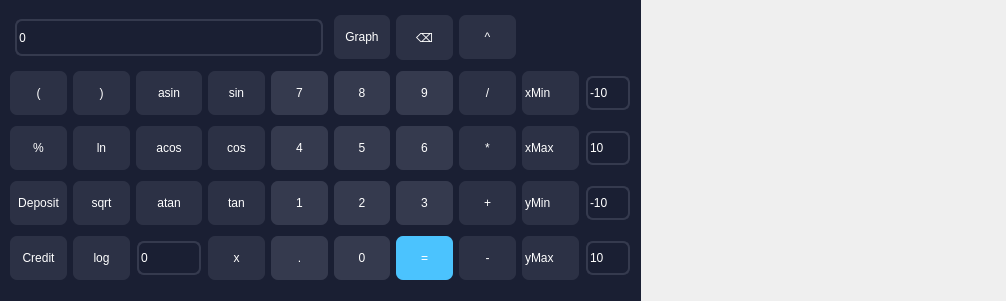
This is mainwindow.ui in Raik410/smart_calc as Qt 5 draws it before an edit. The edited form follows.
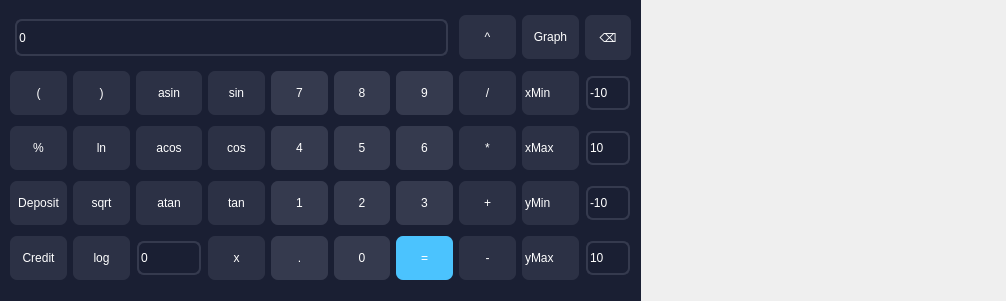
This is the edited form. Custom widgets are drawn as their Qt base class.

```diff
--- a/mainwindow.ui
+++ b/mainwindow.ui
@@ -42,23 +42,6 @@
       </rect>
      </property>
      <layout class="QGridLayout" name="gridLayout_2">
-      <item row="0" column="6">
-       <widget class="QPushButton" name="pushButton_25">
-        <property name="styleSheet">
-         <string notr="true">QPushButton {
-background-color: #2C3145;
-color: white;
-font-family: 'JetBrains Mono';
-box-sizing: border-box;
-padding: 15px 0 15px;
-border-radius: 7px;
-}</string>
-        </property>
-        <property name="text">
-         <string>⌫</string>
-        </property>
-       </widget>
-      </item>
       <item row="2" column="6">
        <widget class="QPushButton" name="pushButton_6">
         <property name="styleSheet">
@@ -66,7 +49,6 @@
 background-color: #353A4E;
 color: white;
 font-family: 'JetBrains Mono';
-box-sizing: border-box;
 padding: 15px 0 15px;
 border-radius: 7px;
 }</string>
@@ -83,7 +65,6 @@
 background-color: #2C3145;
 color: white;
 font-family: 'JetBrains Mono';
-box-sizing: border-box;
 padding: 15px 0 15px;
 border-radius: 7px;
 }</string>
@@ -100,7 +81,6 @@
 background-color: #2C3145;
 color: white;
 font-family: 'JetBrains Mono';
-box-sizing: border-box;
 padding: 15px 0 15px;
 border-radius: 7px;
 }</string>
@@ -117,7 +97,6 @@
 background-color: #2C3145;
 color: white;
 font-family: 'JetBrains Mono';
-box-sizing: border-box;
 padding: 15px 0 15px;
 border-radius: 7px;
 }</string>
@@ -134,7 +113,6 @@
 background-color: #2C3145;
 color: white;
 font-family: 'JetBrains Mono';
-box-sizing: border-box;
 padding: 15px 0 15px;
 border-radius: 7px;
 }</string>
@@ -151,7 +129,6 @@
 background-color: #4BC3FE;
 color: white;
 font-family: 'JetBrains Mono';
-box-sizing: border-box;
 padding: 15px 0 15px;
 border-radius: 7px;
 }</string>
@@ -168,7 +145,6 @@
 background-color: #2C3145;
 color: white;
 font-family: 'JetBrains Mono';
-box-sizing: border-box;
 padding: 15px 0 15px;
 border-radius: 7px;
 }</string>
@@ -185,7 +161,6 @@
 background-color: #353A4E;
 color: white;
 font-family: 'JetBrains Mono';
-box-sizing: border-box;
 padding: 15px 0 15px;
 border-radius: 7px;
 }</string>
@@ -202,7 +177,6 @@
 background-color: #2C3145;
 color: white;
 font-family: 'JetBrains Mono';
-box-sizing: border-box;
 padding: 15px 0 15px;
 border-radius: 7px;
 }</string>
@@ -219,7 +193,6 @@
 background-color: #353A4E;
 color: white;
 font-family: 'JetBrains Mono';
-box-sizing: border-box;
 padding: 15px 0 15px;
 border-radius: 7px;
 }</string>
@@ -236,7 +209,6 @@
 background-color: #2C3145;
 color: white;
 font-family: 'JetBrains Mono';
-box-sizing: border-box;
 padding: 15px 0 15px;
 border-radius: 7px;
 }</string>
@@ -247,7 +219,7 @@
        </widget>
       </item>
       <item row="1" column="8">
-       <widget class="QLabel" name="label">
+       <widget class="QLabel" name="label_xMin">
         <property name="layoutDirection">
          <enum>Qt::LeftToRight</enum>
         </property>
@@ -256,7 +228,6 @@
 background-color: #2C3145;
 color: white;
 font-family: 'JetBrains Mono';
-box-sizing: border-box;
 padding: 15px 0 15px;
 border-radius: 7px;
 }</string>
@@ -267,13 +238,12 @@
        </widget>
       </item>
       <item row="4" column="8">
-       <widget class="QLabel" name="label_4">
+       <widget class="QLabel" name="label_yMax">
         <property name="styleSheet">
          <string notr="true">QLabel {
 background-color: #2C3145;
 color: white;
 font-family: 'JetBrains Mono';
-box-sizing: border-box;
 padding: 15px 0 15px;
 border-radius: 7px;
 }</string>
@@ -290,7 +260,6 @@
 background-color: #2C3145;
 color: white;
 font-family: 'JetBrains Mono';
-box-sizing: border-box;
 padding: 15px 0 15px;
 border-radius: 7px;
 }</string>
@@ -307,7 +276,6 @@
 background-color: #353A4E;
 color: white;
 font-family: 'JetBrains Mono';
-box-sizing: border-box;
 padding: 15px 0 15px;
 border-radius: 7px;
 }</string>
@@ -317,23 +285,6 @@
         </property>
        </widget>
       </item>
-      <item row="0" column="5">
-       <widget class="QPushButton" name="pushButton_31">
-        <property name="styleSheet">
-         <string notr="true">QPushButton {
-background-color: #2C3145;
-color: white;
-font-family: 'JetBrains Mono';
-box-sizing: border-box;
-padding: 15px 0 15px;
-border-radius: 7px;
-}</string>
-        </property>
-        <property name="text">
-         <string>Graph</string>
-        </property>
-       </widget>
-      </item>
       <item row="2" column="4">
        <widget class="QPushButton" name="pushButton_4">
         <property name="styleSheet">
@@ -341,7 +292,6 @@
 background-color: #353A4E;
 color: white;
 font-family: 'JetBrains Mono';
-box-sizing: border-box;
 padding: 15px 0 15px;
 border-radius: 7px;
 }</string>
@@ -351,23 +301,6 @@
         </property>
        </widget>
       </item>
-      <item row="0" column="0" colspan="5">
-       <widget class="QLineEdit" name="lineEdit">
-        <property name="styleSheet">
-         <string notr="true">border: 2px solid #353A4E;
-border-radius: 7px;
-box-sizing: border-box;
-padding: 7px 0 7px;
-margin: 0 5px 0;
-color: white;
-font-family: Jetbrains Mono;
-</string>
-        </property>
-        <property name="text">
-         <string>0</string>
-        </property>
-       </widget>
-      </item>
       <item row="1" column="2">
        <widget class="QPushButton" name="pushButton_21">
         <property name="styleSheet">
@@ -375,7 +308,6 @@
 background-color: #2C3145;
 color: white;
 font-family: 'JetBrains Mono';
-box-sizing: border-box;
 padding: 15px 0 15px;
 border-radius: 7px;
 }</string>
@@ -392,7 +324,6 @@
 background-color: #2C3145;
 color: white;
 font-family: 'JetBrains Mono';
-box-sizing: border-box;
 padding: 15px 0 15px;
 border-radius: 7px;
 }</string>
@@ -409,7 +340,6 @@
 background-color: #2C3145;
 color: white;
 font-family: 'JetBrains Mono';
-box-sizing: border-box;
 padding: 15px 0 15px;
 border-radius: 7px;
 }</string>
@@ -426,7 +356,6 @@
 background-color: #2C3145;
 color: white;
 font-family: 'JetBrains Mono';
-box-sizing: border-box;
 padding: 15px 0 15px;
 border-radius: 7px;
 }</string>
@@ -442,7 +371,6 @@
          <string notr="true">background-color: #353A4E;
 color: white;
 font-family: 'JetBrains Mono';
-box-sizing: border-box;
 padding: 15px 0 15px;
 border-radius: 7px;</string>
         </property>
@@ -458,7 +386,6 @@
 background-color: #353A4E;
 color: white;
 font-family: 'JetBrains Mono';
-box-sizing: border-box;
 padding: 15px 0 15px;
 border-radius: 7px;
 }</string>
@@ -475,7 +402,6 @@
 background-color: #2C3145;
 color: white;
 font-family: 'JetBrains Mono';
-box-sizing: border-box;
 padding: 15px 0 15px;
 border-radius: 7px;
 }</string>
@@ -492,7 +418,6 @@
 background-color: #2C3145;
 color: white;
 font-family: 'JetBrains Mono';
-box-sizing: border-box;
 padding: 15px 0 15px;
 border-radius: 7px;
 }</string>
@@ -509,7 +434,6 @@
 background-color: #2C3145;
 color: white;
 font-family: 'JetBrains Mono';
-box-sizing: border-box;
 padding: 15px 0 15px;
 border-radius: 7px;
 }</string>
@@ -526,7 +450,6 @@
 background-color: #2C3145;
 color: white;
 font-family: 'JetBrains Mono';
-box-sizing: border-box;
 padding: 15px 0 15px;
 border-radius: 7px;
 }</string>
@@ -537,13 +460,12 @@
        </widget>
       </item>
       <item row="2" column="8">
-       <widget class="QLabel" name="label_2">
+       <widget class="QLabel" name="label_xMax">
         <property name="styleSheet">
          <string notr="true">QLabel {
 background-color: #2C3145;
 color: white;
 font-family: 'JetBrains Mono';
-box-sizing: border-box;
 padding: 15px 0 15px;
 border-radius: 7px;
 }</string>
@@ -553,23 +475,6 @@
         </property>
        </widget>
       </item>
-      <item row="0" column="7">
-       <widget class="QPushButton" name="pushButton_24">
-        <property name="styleSheet">
-         <string notr="true">QPushButton {
-background-color: #2C3145;
-color: white;
-font-family: 'JetBrains Mono';
-box-sizing: border-box;
-padding: 15px 0 15px;
-border-radius: 7px;
-}</string>
-        </property>
-        <property name="text">
-         <string>^</string>
-        </property>
-       </widget>
-      </item>
       <item row="4" column="5">
        <widget class="QPushButton" name="pushButton_11">
         <property name="styleSheet">
@@ -577,7 +482,6 @@
 background-color: #353A4E;
 color: white;
 font-family: 'JetBrains Mono';
-box-sizing: border-box;
 padding: 15px 0 15px;
 border-radius: 7px;
 }</string>
@@ -609,7 +513,6 @@
 background-color: #2C3145;
 color: white;
 font-family: 'JetBrains Mono';
-box-sizing: border-box;
 padding: 15px 0 15px;
 border-radius: 7px;
 }</string>
@@ -626,7 +529,6 @@
 background-color: #353A4E;
 color: white;
 font-family: 'JetBrains Mono';
-box-sizing: border-box;
 padding: 15px 0 15px;
 border-radius: 7px;
 }</string>
@@ -643,7 +545,6 @@
 background-color: #2C3145;
 color: white;
 font-family: 'JetBrains Mono';
-box-sizing: border-box;
 padding: 15px 0 15px;
 border-radius: 7px;
 }</string>
@@ -660,7 +561,6 @@
 background-color: #353A4E;
 color: white;
 font-family: 'JetBrains Mono';
-box-sizing: border-box;
 padding: 15px 0 15px;
 border-radius: 7px;
 }</string>
@@ -677,7 +577,6 @@
 background-color: #2C3145;
 color: white;
 font-family: 'JetBrains Mono';
-box-sizing: border-box;
 padding: 15px 0 15px;
 border-radius: 7px;
 }</string>
@@ -694,7 +593,6 @@
 background-color: #353A4E;
 color: white;
 font-family: 'JetBrains Mono';
-box-sizing: border-box;
 padding: 15px 0 15px;
 border-radius: 7px;
 }</string>
@@ -705,13 +603,12 @@
        </widget>
       </item>
       <item row="3" column="8">
-       <widget class="QLabel" name="label_3">
+       <widget class="QLabel" name="label_yMin">
         <property name="styleSheet">
          <string notr="true">QLabel {
 background-color: #2C3145;
 color: white;
 font-family: 'JetBrains Mono';
-box-sizing: border-box;
 padding: 15px 0 15px;
 border-radius: 7px;
 }</string>
@@ -781,6 +678,70 @@
         </property>
        </widget>
       </item>
+      <item row="0" column="7">
+       <widget class="QPushButton" name="pushButton_24">
+        <property name="styleSheet">
+         <string notr="true">QPushButton {
+background-color: #2C3145;
+color: white;
+font-family: 'JetBrains Mono';
+padding: 15px 0 15px;
+border-radius: 7px;
+}</string>
+        </property>
+        <property name="text">
+         <string>^</string>
+        </property>
+       </widget>
+      </item>
+      <item row="0" column="9">
+       <widget class="QPushButton" name="pushButton_25">
+        <property name="styleSheet">
+         <string notr="true">QPushButton {
+background-color: #2C3145;
+color: white;
+font-family: 'JetBrains Mono';
+padding: 15px 0 15px;
+border-radius: 7px;
+}</string>
+        </property>
+        <property name="text">
+         <string>⌫</string>
+        </property>
+       </widget>
+      </item>
+      <item row="0" column="8">
+       <widget class="QPushButton" name="pushButton_31">
+        <property name="styleSheet">
+         <string notr="true">QPushButton {
+background-color: #2C3145;
+color: white;
+font-family: 'JetBrains Mono';
+padding: 15px 0 15px;
+border-radius: 7px;
+}</string>
+        </property>
+        <property name="text">
+         <string>Graph</string>
+        </property>
+       </widget>
+      </item>
+      <item row="0" column="0" colspan="7">
+       <widget class="QLineEdit" name="lineEdit">
+        <property name="styleSheet">
+         <string notr="true">border: 2px solid #353A4E;
+border-radius: 7px;
+padding: 7px 0 7px;
+margin: 0 5px 0;
+color: white;
+font-family: Jetbrains Mono;
+</string>
+        </property>
+        <property name="text">
+         <string>0</string>
+        </property>
+       </widget>
+      </item>
      </layout>
     </widget>
    </widget>
```
